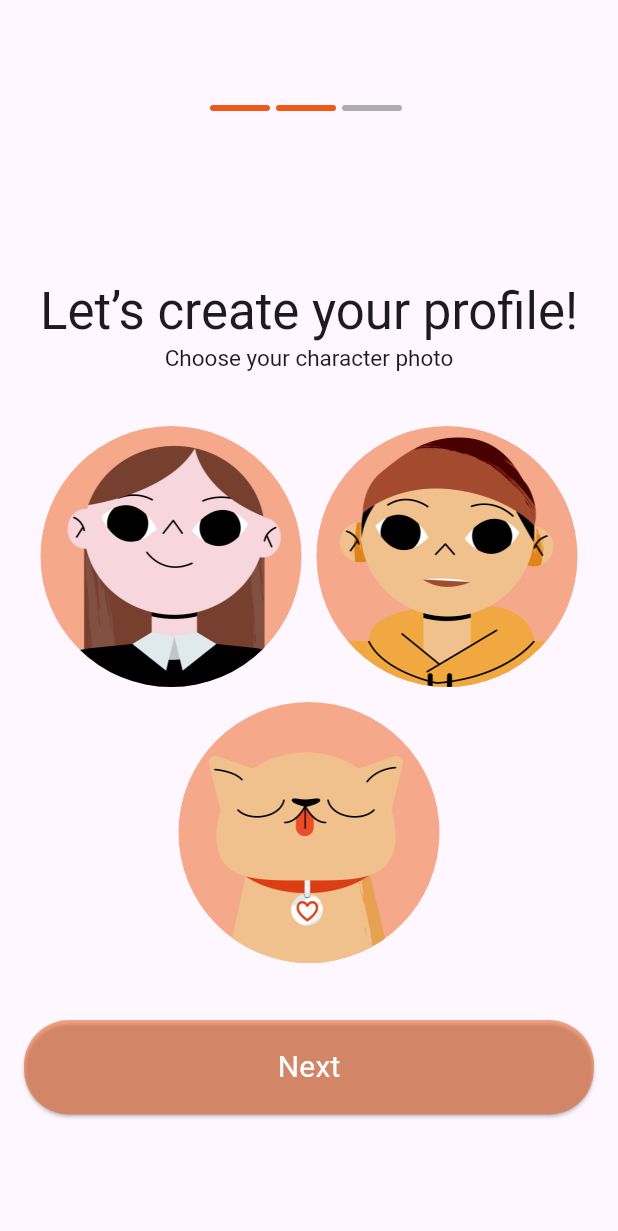
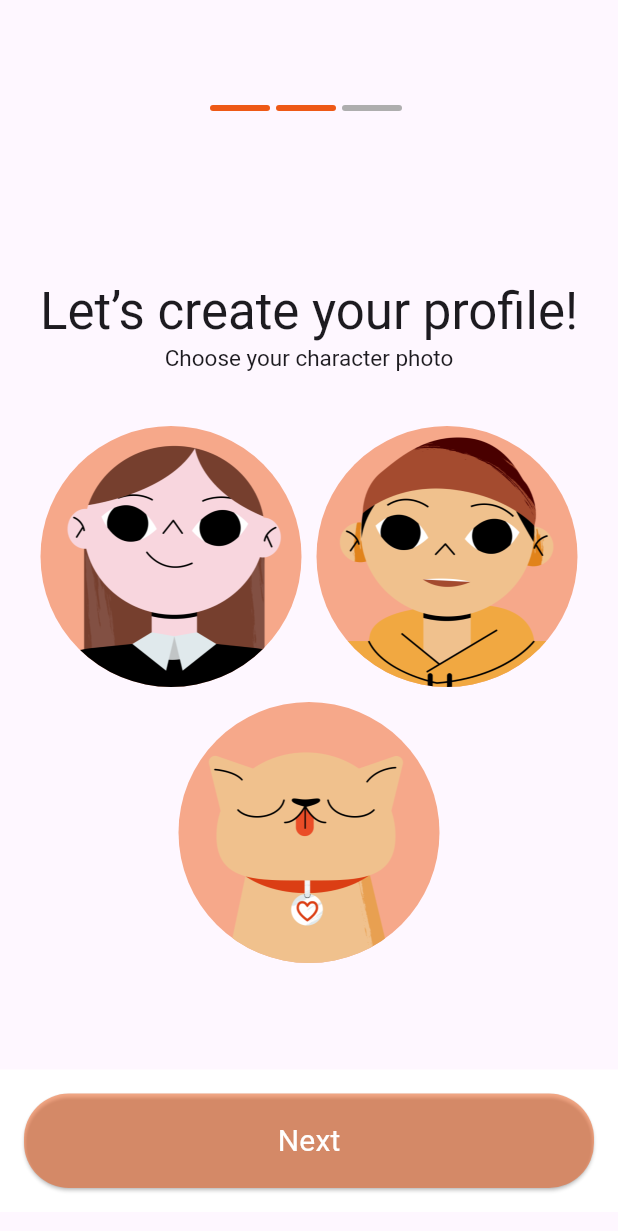
Before and after one commit to Yagshymyradov/most-bet, a Flutter app: the screen it shows after launch, swiped to page 2, on a phone screen of 412 x 824 dp. Shown: the top 1231 px of the screen. Run offline on Flutter 3.47's test engine with Material 3 defaults, Android fonts, the phone set to English and light mode, and no system bars; our stand-ins replace flutter_riverpod, flutter_svg, hive, hive_flutter, share_plus, shared_preferences; missing offline and left inert: app_review; accounts and stored records are empty; generated files the repository leaves out were written again; Roboto replaces fonts that are missing (Sf-Pro-Regular); project files that could hold a hidden picture were left out.

Commit message:
scroll choose photos

```diff
--- a/lib/screens/on_boarding_screen/widgets/choose_photo.dart
+++ b/lib/screens/on_boarding_screen/widgets/choose_photo.dart
@@ -60,9 +60,10 @@ class _ChooseProfilePhotoState extends State<ChooseProfilePhoto> {
     final textTheme = context.textTheme;
     final l10n = context.l10n;
 
-    return Padding(
+    return Stack(
+      children: [
+        ListView(
         padding: const EdgeInsets.symmetric(horizontal: 16),
-      child: Column(
           children: [
             const SizedBox(height: 104),
             Text(
@@ -93,8 +94,19 @@ class _ChooseProfilePhotoState extends State<ChooseProfilePhoto> {
                   )
                   .toList(growable: false),
             ),
-          const Spacer(),
-          ElevatedButton(
+          ],
+        ),
+        Positioned(
+          left: 0,
+          right: 0,
+          bottom: 0,
+          child: DecoratedBox(
+            decoration: const BoxDecoration(
+              color: AppColors.whiteColor,
+            ),
+            child: Padding(
+              padding: const EdgeInsets.all(16),
+              child: ElevatedButton(
                 onPressed: whenTapNextButton,
                 style: ButtonStyle(
                   backgroundColor: MaterialStatePropertyAll(
@@ -108,9 +120,10 @@ class _ChooseProfilePhotoState extends State<ChooseProfilePhoto> {
                   style: textTheme.titleSmall,
                 ),
               ),
-          const SizedBox(height: 65),
+            ),
+          ),
+        ),
       ],
-      ),
     );
   }
 }
```
Lines whose indentation alone changed are shown as unchanged.
